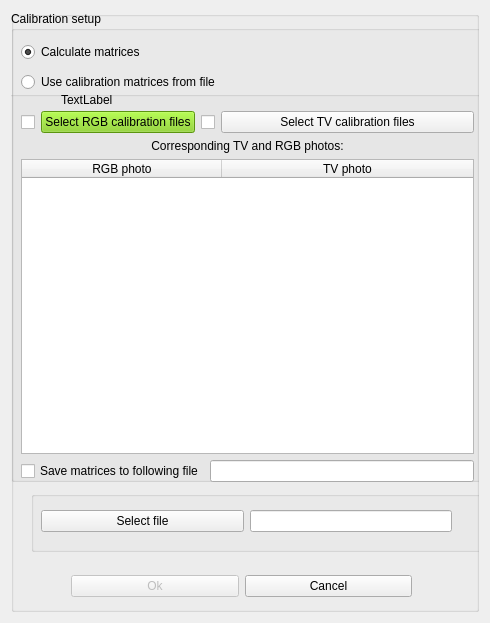
The window that qt/dialog.ui (Aspirisha/Thermal_vision) describes before a commit, drawn with Qt 5.
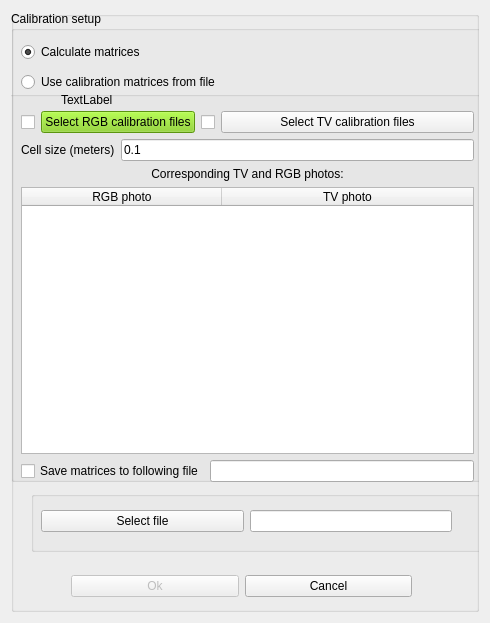
The same window after the commit.

```diff
--- a/qt/dialog.ui
+++ b/qt/dialog.ui
@@ -618,6 +618,24 @@
            </item>
           </layout>
          </item>
+         <item>
+          <layout class="QFormLayout" name="formLayout">
+           <item row="0" column="0">
+            <widget class="QLabel" name="label_3">
+             <property name="text">
+              <string>Cell size (meters)</string>
+             </property>
+            </widget>
+           </item>
+           <item row="0" column="1">
+            <widget class="QLineEdit" name="cell_size_edit">
+             <property name="text">
+              <string>0.1</string>
+             </property>
+            </widget>
+           </item>
+          </layout>
+         </item>
          <item>
           <widget class="QLabel" name="label">
            <property name="text">
```
